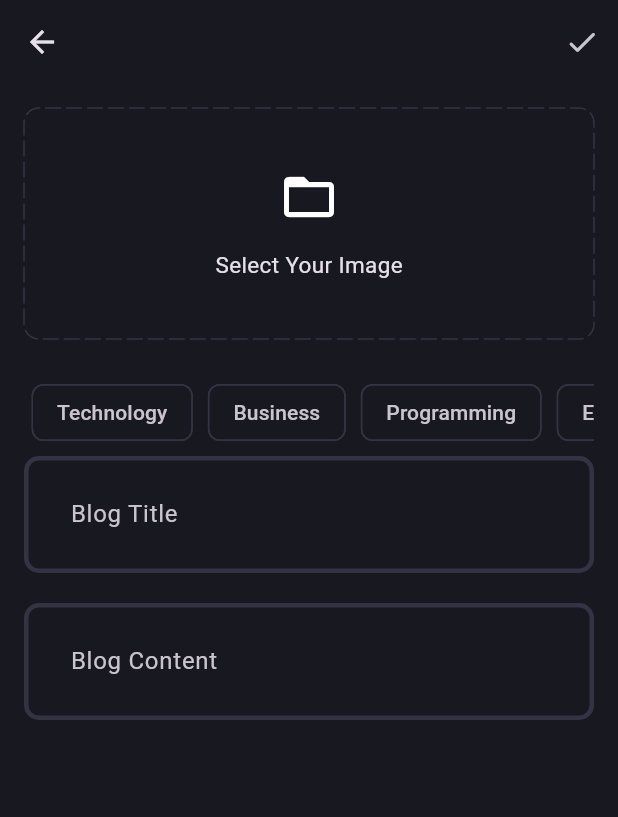
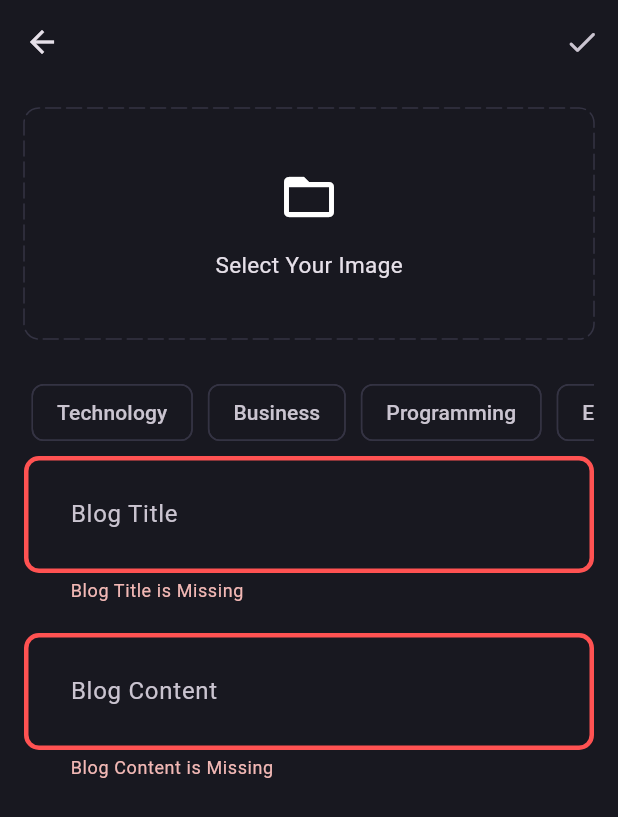
Before and after one commit to amankumarsingh3658/BlogBreeze, a Flutter app: the AddNewBlogPage screen opened directly, after a tap on the "done" icon, on a phone screen of 412 x 824 dp. Shown: the top 817 px of the screen. Run offline on Flutter 3.47's test engine with Material 3 defaults, Android fonts, the phone set to English and light mode, and no system bars; drawn by our look-alikes of dotted_border; our stand-ins replace flutter_bloc, fpdart, get_it, image_picker, supabase_flutter; accounts and stored records are empty.

Commit message:
upload blog complete

```diff
--- a/lib/core/theme/theme.dart
+++ b/lib/core/theme/theme.dart
@@ -10,17 +10,18 @@ class AppTheme {
       ));
   static final darkThemeMode = ThemeData.dark().copyWith(
     chipTheme: ChipThemeData(
-      color: WidgetStatePropertyAll(
-        AppPallete.backgroundColor,
-      ),
-      side: BorderSide.none
-    ),
+        color: WidgetStatePropertyAll(
+          AppPallete.backgroundColor,
+        ),
+        side: BorderSide.none),
     appBarTheme:
         const AppBarTheme(backgroundColor: AppPallete.transparentColor),
     scaffoldBackgroundColor: AppPallete.backgroundColor,
     inputDecorationTheme: InputDecorationTheme(
+        border: _border(),
         contentPadding: const EdgeInsets.all(27),
         enabledBorder: _border(),
+        errorBorder: _border(AppPallete.errorColor),
         focusedBorder: _border(AppPallete.gradient2)),
   );
 }
--- /dev/null
+++ b/lib/features/blog/data/datasources/blog_remote_data_source.dart
@@ -0,0 +1,38 @@
+import 'dart:io';
+
+import 'package:blog_app/core/error/exceptions.dart';
+import 'package:blog_app/features/blog/data/models/blog_model.dart';
+import 'package:supabase_flutter/supabase_flutter.dart';
+
+abstract class BlogRemoteDataSource {
+  Future<BlogModel> uploadBlog(BlogModel blog);
+
+  Future<String> uploadBlogImage(
+      {required File image, required BlogModel blog});
+}
+
+class BlogRemoteDataSourceImpl implements BlogRemoteDataSource {
+  final SupabaseClient supabaseClient;
+  BlogRemoteDataSourceImpl(this.supabaseClient);
+  @override
+  Future<BlogModel> uploadBlog(BlogModel blog) async {
+    try {
+      final blogData =
+          await supabaseClient.from('blogs').insert(blog.toJson()).select();
+      return BlogModel.fromJson(blogData.first);
+    } catch (e) {
+      throw ServerException(e.toString());
+    }
+  }
+
+  @override
+  Future<String> uploadBlogImage(
+      {required File image, required BlogModel blog}) async {
+    try {
+      await supabaseClient.storage.from('blog_images').upload(blog.id, image);
+      return supabaseClient.storage.from('blog_images').getPublicUrl(blog.id);
+    } catch (e) {
+      throw ServerException(e.toString());
+    }
+  }
+}
--- /dev/null
+++ b/lib/features/blog/domain/entities/blog.dart
@@ -0,0 +1,21 @@
+class Blog {
+  final String id;
+  final String posterId;
+  final String title;
+  final String content;
+  final String imageUrl;
+  final List<String> topics;
+  final DateTime updatedAt;
+
+  Blog({
+    required this.id,
+    required this.posterId,
+    required this.title,
+    required this.content,
+    required this.imageUrl,
+    required this.topics,
+    required this.updatedAt,
+  });
+
+
+}
--- /dev/null
+++ b/lib/features/blog/domain/repositories/blog_repository.dart
@@ -0,0 +1,15 @@
+import 'dart:io';
+
+import 'package:blog_app/core/error/failures.dart';
+import 'package:blog_app/features/blog/domain/entities/blog.dart';
+import 'package:fpdart/fpdart.dart';
+
+abstract class BlogRepository {
+  Future<Either<Failure,Blog>> uploadBlog({
+  required File image,
+  required String title,
+  required String content,
+  required String posterId,
+  required List<String> topics,
+  });
+}
--- /dev/null
+++ b/lib/features/blog/domain/usecases/upload_blog.dart
@@ -0,0 +1,38 @@
+import 'dart:io';
+
+import 'package:blog_app/core/error/failures.dart';
+import 'package:blog_app/core/usecase/usecase.dart';
+import 'package:blog_app/features/blog/domain/entities/blog.dart';
+import 'package:blog_app/features/blog/domain/repositories/blog_repository.dart';
+import 'package:fpdart/fpdart.dart';
+
+class UploadBlog implements Usecase<Blog, UploadBlogParams> {
+  final BlogRepository blogRepository;
+  UploadBlog(this.blogRepository);
+  @override
+  Future<Either<Failure, Blog>> call(UploadBlogParams params) async {
+    return await blogRepository.uploadBlog(
+      image: params.image,
+      title: params.title,
+      content: params.content,
+      posterId: params.posterId,
+      topics: params.topics,
+    );
+  }
+}
+
+class UploadBlogParams {
+  final File image;
+  final String title;
+  final String content;
+  final String posterId;
+  final List<String> topics;
+
+  UploadBlogParams({
+    required this.image,
+    required this.title,
+    required this.content,
+    required this.posterId,
+    required this.topics,
+  });
+}
--- /dev/null
+++ b/lib/features/blog/presentation/bloc/blog_bloc.dart
@@ -0,0 +1,26 @@
+import 'dart:io';
+import 'package:blog_app/features/blog/domain/usecases/upload_blog.dart';
+import 'package:flutter/material.dart';
+import 'package:flutter_bloc/flutter_bloc.dart';
+part 'blog_event.dart';
+part 'blog_state.dart';
+
+class BlogBloc extends Bloc<BlogEvent, BlogState> {
+  final UploadBlog uploadBlog;
+  BlogBloc(this.uploadBlog) : super(BlogInitial()) {
+    on<BlogEvent>((_, emit) => emit(BlogLoading()));
+    on<BlogUpload>(_onBlogUpload);
+  }
+
+  void _onBlogUpload(BlogUpload event, Emitter<BlogState> emit) async {
+    final res = await uploadBlog(UploadBlogParams(
+        image: event.image,
+        title: event.title,
+        content: event.content,
+        posterId: event.posterId,
+        topics: event.topics));
+
+    res.fold((failure) => emit(BlogFailure(failure.message)),
+        (success) => emit(BlogSuccess()));
+  }
+}
--- /dev/null
+++ b/lib/features/blog/presentation/bloc/blog_event.dart
@@ -0,0 +1,20 @@
+part of 'blog_bloc.dart';
+
+@immutable
+sealed class BlogEvent {}
+
+final class BlogUpload extends BlogEvent {
+  final File image;
+  final String title;
+  final String content;
+  final String posterId;
+  final List<String> topics;
+
+  BlogUpload({
+    required this.image,
+    required this.title,
+    required this.content,
+    required this.posterId,
+    required this.topics,
+  });
+}
--- /dev/null
+++ b/lib/features/blog/presentation/bloc/blog_state.dart
@@ -0,0 +1,15 @@
+part of 'blog_bloc.dart';
+
+@immutable
+sealed class BlogState {}
+
+final class BlogInitial extends BlogState {}
+
+final class BlogLoading extends BlogState {}
+
+final class BlogFailure extends BlogState {
+  final String error;
+  BlogFailure(this.error);
+}
+
+final class BlogSuccess extends BlogState {}
--- a/lib/features/blog/presentation/pages/add_new_blog_page.dart
+++ b/lib/features/blog/presentation/pages/add_new_blog_page.dart
@@ -1,10 +1,17 @@
 import 'dart:io';
 
+import 'package:blog_app/core/common/cubits/app_user/app_user_cubit.dart';
+import 'package:blog_app/core/common/widgets/loader.dart';
 import 'package:blog_app/core/theme/app_pallete.dart';
 import 'package:blog_app/core/utils/pick_image.dart';
+import 'package:blog_app/core/utils/show_snackbar.dart';
+import 'package:blog_app/features/blog/presentation/bloc/blog_bloc.dart';
+import 'package:blog_app/features/blog/presentation/pages/blog_page.dart';
 import 'package:blog_app/features/blog/presentation/widgets/blog_editor.dart';
+import 'package:blog_app/main.dart';
 import 'package:dotted_border/dotted_border.dart';
 import 'package:flutter/material.dart';
+import 'package:flutter_bloc/flutter_bloc.dart';
 
 class AddNewBlogPage extends StatefulWidget {
   static route() => MaterialPageRoute(builder: (context) => AddNewBlogPage());
@@ -15,6 +22,8 @@ class AddNewBlogPage extends StatefulWidget {
 }
 
 class _AddNewBlogPageState extends State<AddNewBlogPage> {
+  final formkey = GlobalKey<FormState>();
+
   File? image;
 
   void selectImage() async {
@@ -39,15 +48,51 @@ class _AddNewBlogPageState extends State<AddNewBlogPage> {
     contentController.dispose();
   }
 
+  void uploadBlog() {
+    if (formkey.currentState!.validate() &&
+        selectedTopics.isNotEmpty &&
+        image != null) {
+      final posterId =
+          (context.read<AppUserCubit>().state as AppUserLoggedIn).user.id;
+      context.read<BlogBloc>().add(BlogUpload(
+          image: image!,
+          title: titleController.text.trim(),
+          content: contentController.text.trim(),
+          posterId: posterId,
+          topics: selectedTopics));
+    }
+  }
+
   @override
   Widget build(BuildContext context) {
     return Scaffold(
       appBar: AppBar(
-        actions: [IconButton(onPressed: () {}, icon: Icon(Icons.done_rounded))],
+        actions: [
+          IconButton(
+              onPressed: () {
+                uploadBlog();
+              },
+              icon: Icon(Icons.done_rounded))
+        ],
       ),
       body: Padding(
         padding: const EdgeInsets.all(16),
-        child: SingleChildScrollView(
+        child: BlocConsumer<BlogBloc, BlogState>(
+          listener: (context, state) {
+            if (state is BlogFailure) {
+              showSnackBar(context, state.error);
+            } else if (state is BlogSuccess) {
+              Navigator.pushAndRemoveUntil(
+                  context, BlogPage.route(), (route) => false);
+            }
+          },
+          builder: (context, state) {
+            if (state is BlogLoading) {
+              return Loader();
+            }
+            return SingleChildScrollView(
+              child: Form(
+                key: formkey,
                 child: Column(
                   children: [
                     image != null
@@ -129,14 +174,16 @@ class _AddNewBlogPageState extends State<AddNewBlogPage> {
                                       label: Text(elements),
                                       side: selectedTopics.contains(elements)
                                           ? null
-                                    : BorderSide(color: AppPallete.borderColor),
+                                          : BorderSide(
+                                              color: AppPallete.borderColor),
                                     ),
                                   ),
                                 ))
                             .toList(),
                       ),
                     ),
-              BlogEditor(controller: titleController, hintText: 'Blog Title'),
+                    BlogEditor(
+                        controller: titleController, hintText: 'Blog Title'),
                     SizedBox(
                       height: 20,
                     ),
@@ -145,6 +192,9 @@ class _AddNewBlogPageState extends State<AddNewBlogPage> {
                   ],
                 ),
               ),
+            );
+          },
+        ),
       ),
     );
   }
--- a/lib/features/blog/presentation/pages/blog_page.dart
+++ b/lib/features/blog/presentation/pages/blog_page.dart
@@ -3,6 +3,7 @@ import 'package:flutter/cupertino.dart';
 import 'package:flutter/material.dart';
 
 class BlogPage extends StatelessWidget {
+  static route()=> MaterialPageRoute(builder: (context)=>BlogPage());
   const BlogPage({super.key});
 
   @override
--- a/lib/features/blog/presentation/widgets/blog_editor.dart
+++ b/lib/features/blog/presentation/widgets/blog_editor.dart
@@ -11,9 +11,13 @@ class BlogEditor extends StatelessWidget {
     return TextFormField(
       maxLines: null,
       controller: controller,
-      decoration: InputDecoration(
-        hintText: hintText
-      ),
+      decoration: InputDecoration(hintText: hintText),
+      validator: (value) {
+        if (value!.isEmpty) {
+          return '$hintText is Missing';
+        }
+        return null;
+      },
     );
   }
 }
--- a/lib/main.dart
+++ b/lib/main.dart
@@ -2,6 +2,7 @@ import 'package:blog_app/core/common/cubits/app_user/app_user_cubit.dart';
 import 'package:blog_app/core/theme/theme.dart';
 import 'package:blog_app/features/auth/presentation/bloc/auth_bloc.dart';
 import 'package:blog_app/features/auth/presentation/pages/login_page.dart';
+import 'package:blog_app/features/blog/presentation/bloc/blog_bloc.dart';
 import 'package:blog_app/features/blog/presentation/pages/blog_page.dart';
 import 'package:blog_app/init_dependencies.dart';
 import 'package:flutter/material.dart';
@@ -13,6 +14,7 @@ void main() async {
   runApp(MultiBlocProvider(providers: [
     BlocProvider(create: (_) => serviceLocator<AuthBloc>()),
     BlocProvider(create: (_) => serviceLocator<AppUserCubit>()),
+    BlocProvider(create: (_) => serviceLocator<BlogBloc>()),
   ], child: const MyApp()));
 }
 
--- a/pubspec.yaml
+++ b/pubspec.yaml
@@ -41,6 +41,7 @@ dependencies:
   get_it: ^7.7.0
   dotted_border: ^2.1.0
   image_picker: ^1.1.2
+  uuid: ^4.5.0
 
 dev_dependencies:
   flutter_test:
```
Also changed, not shown: lib/features/blog/data/models/blog_model.dart (added, +56 -0 lines), lib/features/blog/data/repositories/blog_repository_impl.dart (added, +43 -0 lines), lib/init_dependencies.dart (+18 -2 lines), pubspec.lock. Lines whose indentation alone changed are shown as unchanged.
